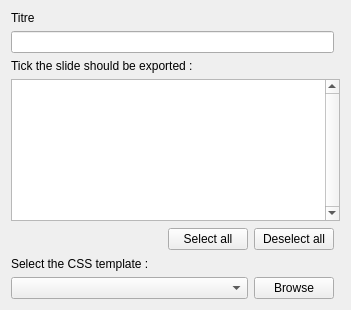
Before: the Qt Designer form kpresenter/part/ui/KPrHtmlExport.ui in KDE/calligra-history, drawn with Qt 5.
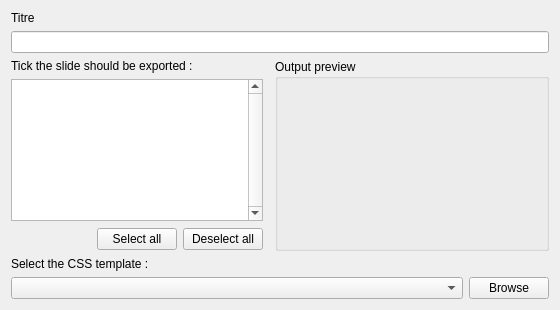
After: the same form once the commit is applied. Custom widgets are drawn as their Qt base class.

Commit message: Add preview for HTML export FIXME: scrollbars are sometimes rendered (mainly with 16/10 slides)

What changed in the file:
```diff
--- a/kpresenter/part/ui/KPrHtmlExport.ui
+++ b/kpresenter/part/ui/KPrHtmlExport.ui
@@ -6,7 +6,7 @@
    <rect>
     <x>0</x>
     <y>0</y>
-    <width>351</width>
+    <width>560</width>
     <height>310</height>
    </rect>
   </property>
@@ -44,7 +44,7 @@
      </property>
     </widget>
    </item>
-   <item row="5" column="0" colspan="4">
+   <item row="5" column="0" colspan="5">
     <widget class="QLabel" name="textLabel_css">
      <property name="text">
       <string>Select the CSS template :</string>
@@ -61,7 +61,7 @@
      </property>
     </widget>
    </item>
-   <item row="3" column="0" colspan="4">
+   <item row="3" column="0" colspan="3">
     <widget class="KListWidget" name="kListBox_slides">
      <property name="verticalScrollBarPolicy">
       <enum>Qt::ScrollBarAlwaysOn</enum>
@@ -71,7 +71,7 @@
      </property>
     </widget>
    </item>
-   <item row="1" column="0" colspan="3">
+   <item row="1" column="0" colspan="5">
     <widget class="KLineEdit" name="klineedit_title"/>
    </item>
    <item row="0" column="0">
@@ -81,32 +81,93 @@
      </property>
     </widget>
    </item>
-   <item row="6" column="0" colspan="2">
-    <widget class="KComboBox" name="kcombobox"/>
-   </item>
-   <item row="6" column="2">
-    <widget class="KPushButton" name="kpushbuttonBrowseCSS">
+   <item row="2" column="4" rowspan="3">
+    <widget class="QGroupBox" name="groupBox_preview">
+     <property name="sizePolicy">
+      <sizepolicy hsizetype="Preferred" vsizetype="Preferred">
+       <horstretch>1</horstretch>
+       <verstretch>0</verstretch>
+      </sizepolicy>
+     </property>
      <property name="locale">
       <locale language="English" country="UnitedStates"/>
      </property>
-     <property name="text">
-      <string>Browse</string>
+     <property name="title">
+      <string>Output preview</string>
      </property>
+     <layout class="QHBoxLayout" name="horizontalLayout">
+      <item>
+       <widget class="QLabel" name="qLabel_preview">
+        <property name="sizePolicy">
+         <sizepolicy hsizetype="Expanding" vsizetype="Preferred">
+          <horstretch>0</horstretch>
+          <verstretch>0</verstretch>
+         </sizepolicy>
+        </property>
+        <property name="minimumSize">
+         <size>
+          <width>250</width>
+          <height>0</height>
+         </size>
+        </property>
+        <property name="text">
+         <string/>
+        </property>
+        <property name="scaledContents">
+         <bool>false</bool>
+        </property>
+        <property name="alignment">
+         <set>Qt::AlignCenter</set>
+        </property>
+       </widget>
+      </item>
+     </layout>
+    </widget>
+   </item>
+   <item row="7" column="0" colspan="5">
+    <widget class="QWidget" name="widget" native="true">
+     <property name="sizePolicy">
+      <sizepolicy hsizetype="Expanding" vsizetype="Preferred">
+       <horstretch>0</horstretch>
+       <verstretch>0</verstretch>
+      </sizepolicy>
+     </property>
+     <layout class="QHBoxLayout" name="horizontalLayout_2">
+      <property name="margin">
+       <number>0</number>
+      </property>
+      <item>
+       <widget class="KComboBox" name="kcombobox">
+        <property name="sizePolicy">
+         <sizepolicy hsizetype="Expanding" vsizetype="Preferred">
+          <horstretch>0</horstretch>
+          <verstretch>0</verstretch>
+         </sizepolicy>
+        </property>
+       </widget>
+      </item>
+      <item>
+       <widget class="KPushButton" name="kpushbuttonBrowseCSS">
+        <property name="sizePolicy">
+         <sizepolicy hsizetype="Preferred" vsizetype="Preferred">
+          <horstretch>0</horstretch>
+          <verstretch>0</verstretch>
+         </sizepolicy>
+        </property>
+        <property name="locale">
+         <locale language="English" country="UnitedStates"/>
+        </property>
+        <property name="text">
+         <string>Browse</string>
+        </property>
+       </widget>
+      </item>
+     </layout>
     </widget>
    </item>
   </layout>
  </widget>
  <customwidgets>
-  <customwidget>
-   <class>KComboBox</class>
-   <extends>QComboBox</extends>
-   <header>kcombobox.h</header>
-  </customwidget>
-  <customwidget>
-   <class>KLineEdit</class>
-   <extends>QLineEdit</extends>
-   <header>klineedit.h</header>
-  </customwidget>
   <customwidget>
    <class>KListWidget</class>
    <extends>QListWidget</extends>
@@ -117,6 +178,16 @@
    <extends>QPushButton</extends>
    <header>kpushbutton.h</header>
   </customwidget>
+  <customwidget>
+   <class>KLineEdit</class>
+   <extends>QLineEdit</extends>
+   <header>klineedit.h</header>
+  </customwidget>
+  <customwidget>
+   <class>KComboBox</class>
+   <extends>QComboBox</extends>
+   <header>kcombobox.h</header>
+  </customwidget>
  </customwidgets>
  <resources/>
  <connections/>
```
The commit also changes 5 other files.
